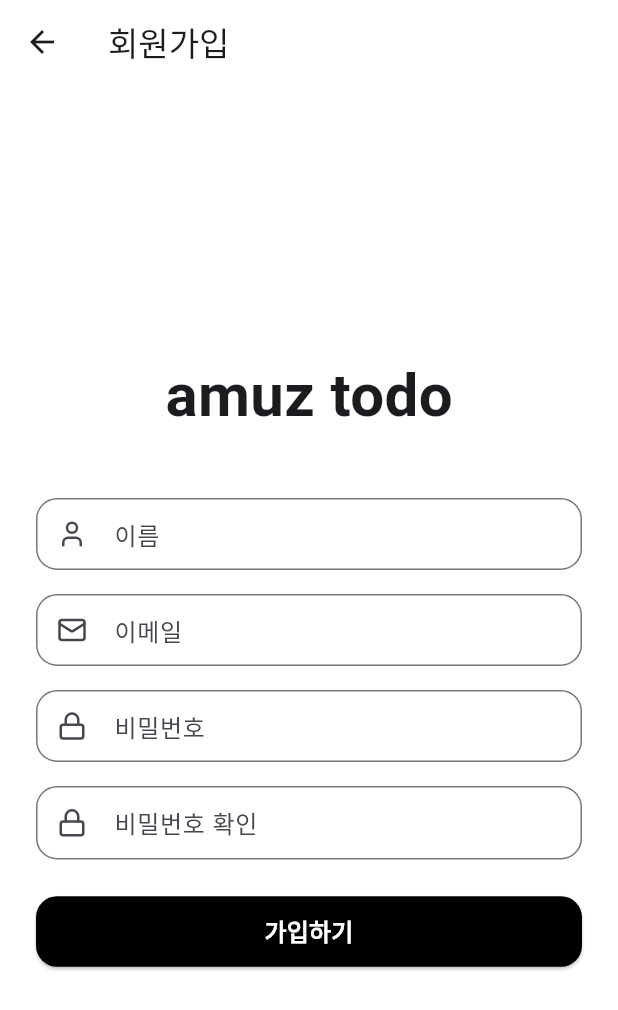
After one commit to jhdodev/amuz_todo, a Flutter app: the SignUpView screen opened by its route, on a phone screen of 412 x 824 dp. The commit adds this screen. Shown: the top 1010 px of the screen. Run offline on Flutter 3.47's test engine with Material 3 defaults, Android fonts, the phone set to English and light mode, and no system bars; our stand-ins replace flutter_riverpod, lucide_icons; Roboto replaces fonts that are missing (Pretendard).

Commit message:
feat: 회원가입 페이지 UI 구성

```diff
--- a/lib/main.dart
+++ b/lib/main.dart
@@ -2,6 +2,7 @@ import 'package:amuz_todo/add_todo_view.dart';
 import 'package:amuz_todo/detail_todo_view.dart';
 import 'package:amuz_todo/home_page.dart';
 import 'package:amuz_todo/login_view.dart';
+import 'package:amuz_todo/sign_up_view.dart';
 import 'package:flutter/material.dart';
 
 void main() {
@@ -32,6 +33,7 @@ class MyApp extends StatelessWidget {
         '/home': (context) => const HomePage(),
         '/add-todo': (context) => const AddTodoView(),
         '/detail-todo': (context) => const DetailTodoView(),
+        '/sign-up': (context) => const SignUpView(),
       },
     );
   }
--- /dev/null
+++ b/lib/sign_up_view.dart
@@ -0,0 +1,201 @@
+import 'package:flutter/material.dart';
+import 'package:lucide_icons/lucide_icons.dart';
+
+class SignUpView extends StatefulWidget {
+  const SignUpView({super.key});
+
+  @override
+  State<SignUpView> createState() => _SignUpViewState();
+}
+
+class _SignUpViewState extends State<SignUpView> {
+  final _formKey = GlobalKey<FormState>();
+  final _emailController = TextEditingController();
+  final _passwordController = TextEditingController();
+  final bool _isLoading = false;
+
+  @override
+  void dispose() {
+    _emailController.dispose();
+    _passwordController.dispose();
+    super.dispose();
+  }
+
+  @override
+  Widget build(BuildContext context) {
+    return Scaffold(
+      appBar: AppBar(title: const Text('회원가입')),
+      body: SafeArea(
+        child: Padding(
+          padding: const EdgeInsets.symmetric(horizontal: 24),
+          child: Form(
+            key: _formKey,
+            child: Column(
+              crossAxisAlignment: CrossAxisAlignment.stretch,
+              mainAxisAlignment: MainAxisAlignment.center,
+              children: [
+                Center(
+                  child: Text(
+                    'amuz todo',
+                    style: TextStyle(fontSize: 40, fontWeight: FontWeight.bold),
+                  ),
+                ),
+                const SizedBox(height: 40),
+                TextFormField(
+                  controller: _emailController,
+                  keyboardType: TextInputType.emailAddress,
+                  decoration: InputDecoration(
+                    hintText: '이름',
+                    prefixIcon: const Icon(LucideIcons.user, size: 20),
+                    border: OutlineInputBorder(
+                      borderRadius: BorderRadius.circular(14),
+                      borderSide: BorderSide(
+                        color: Colors.grey.shade300,
+                        width: 2,
+                      ),
+                    ),
+                    focusedBorder: OutlineInputBorder(
+                      borderRadius: BorderRadius.circular(14),
+                      borderSide: BorderSide(
+                        color: Colors.black.withValues(alpha: 0.4),
+                        width: 3,
+                      ),
+                    ),
+                    contentPadding: const EdgeInsets.symmetric(
+                      horizontal: 16,
+                      vertical: 12,
+                    ),
+                  ),
+                ),
+                const SizedBox(height: 16),
+                // 이메일 입력 필드
+                TextFormField(
+                  controller: _emailController,
+                  keyboardType: TextInputType.emailAddress,
+                  decoration: InputDecoration(
+                    hintText: '이메일',
+                    prefixIcon: const Icon(LucideIcons.mail, size: 20),
+                    border: OutlineInputBorder(
+                      borderRadius: BorderRadius.circular(14),
+                      borderSide: BorderSide(
+                        color: Colors.grey.shade300,
+                        width: 2,
+                      ),
+                    ),
+                    focusedBorder: OutlineInputBorder(
+                      borderRadius: BorderRadius.circular(14),
+                      borderSide: BorderSide(
+                        color: Colors.black.withValues(alpha: 0.4),
+                        width: 3,
+                      ),
+                    ),
+                    contentPadding: const EdgeInsets.symmetric(
+                      horizontal: 16,
+                      vertical: 12,
+                    ),
+                  ),
+                  validator: (value) {
+                    if (value == null || value.isEmpty) {
+                      return '이메일을 입력해주세요';
+                    }
+                    return null;
+                  },
+                ),
+                const SizedBox(height: 16),
+
+                // 비밀번호 입력 필드
+                TextFormField(
+                  controller: _passwordController,
+                  obscureText: true,
+                  decoration: InputDecoration(
+                    hintText: '비밀번호',
+                    prefixIcon: const Icon(LucideIcons.lock, size: 20),
+                    border: OutlineInputBorder(
+                      borderRadius: BorderRadius.circular(14),
+                      borderSide: BorderSide(
+                        color: Colors.grey.shade300,
+                        width: 2,
+                      ),
+                    ),
+                    focusedBorder: OutlineInputBorder(
+                      borderRadius: BorderRadius.circular(14),
+                      borderSide: BorderSide(
+                        color: Colors.black.withValues(alpha: 0.4),
+                        width: 3,
+                      ),
+                    ),
+                    contentPadding: const EdgeInsets.symmetric(
+                      horizontal: 16,
+                      vertical: 12,
+                    ),
+                  ),
+                  validator: (value) {
+                    if (value == null || value.isEmpty) {
+                      return '비밀번호를 입력해주세요';
+                    }
+                    return null;
+                  },
+                ),
+                const SizedBox(height: 16),
+                // 비밀번호 확인 필드
+                TextFormField(
+                  controller: _passwordController,
+                  obscureText: true,
+                  decoration: InputDecoration(
+                    hintText: '비밀번호 확인',
+                    prefixIcon: const Icon(LucideIcons.lock, size: 20),
+                    border: OutlineInputBorder(
+                      borderRadius: BorderRadius.circular(14),
+                      borderSide: BorderSide(
+                        color: Colors.grey.shade300,
+                        width: 2,
+                      ),
+                    ),
+                    focusedBorder: OutlineInputBorder(
+                      borderRadius: BorderRadius.circular(14),
+                      borderSide: BorderSide(
+                        color: Colors.black.withValues(alpha: 0.4),
+                        width: 3,
+                      ),
+                    ),
+                    contentPadding: const EdgeInsets.symmetric(
+                      horizontal: 16,
+                      vertical: 12,
+                    ),
+                  ),
+                  validator: (value) {
+                    if (value == null || value.isEmpty) {
+                      return '비밀번호를 입력해주세요';
+                    }
+                    return null;
+                  },
+                ),
+                const SizedBox(height: 24),
+
+                // 회원가입 버튼
+                ElevatedButton(
+                  onPressed: () {},
+                  style: ElevatedButton.styleFrom(
+                    backgroundColor: Colors.black,
+                    padding: const EdgeInsets.symmetric(vertical: 12),
+                    shape: RoundedRectangleBorder(
+                      borderRadius: BorderRadius.circular(14),
+                    ),
+                  ),
+                  child: const Text(
+                    '가입하기',
+                    style: TextStyle(
+                      fontSize: 16,
+                      fontWeight: FontWeight.bold,
+                      color: Colors.white,
+                    ),
+                  ),
+                ),
+              ],
+            ),
+          ),
+        ),
+      ),
+    );
+  }
+}
```
